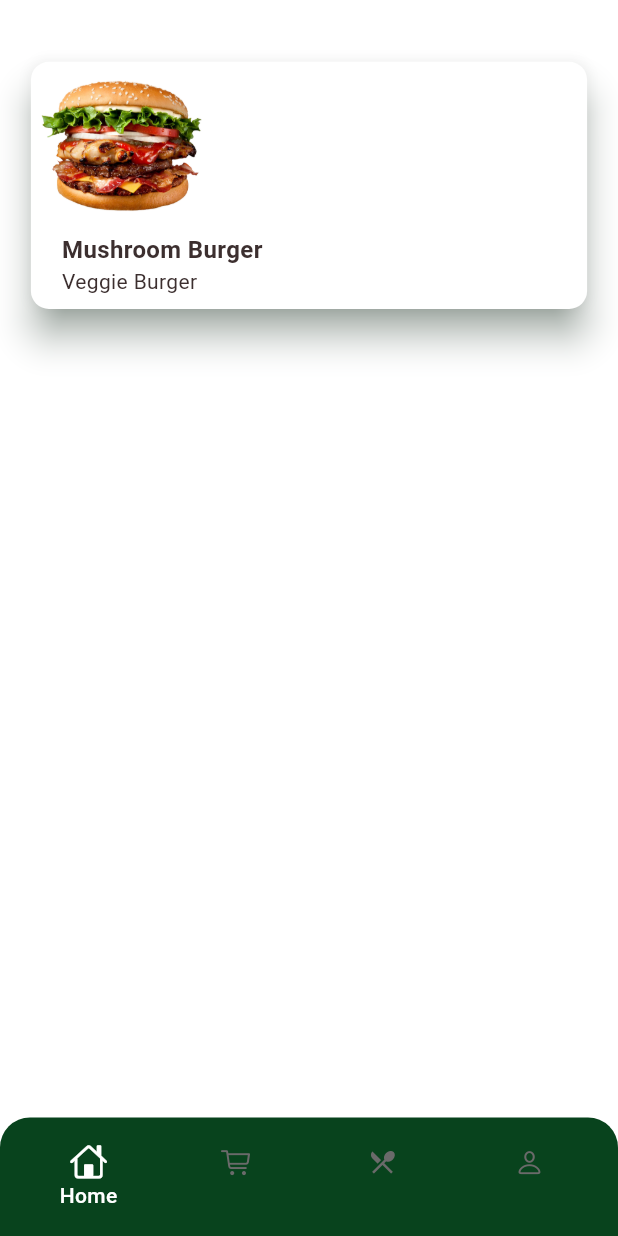
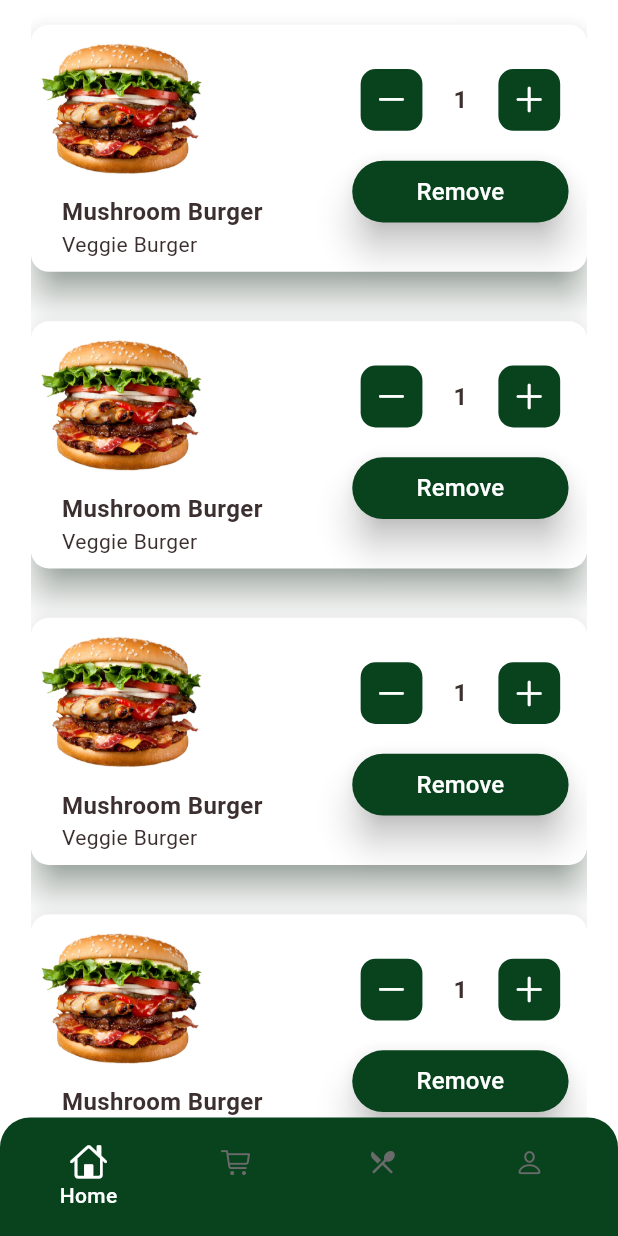
Before and after one commit to M-Waleed-Elsherbeny/Hungry-App, a Flutter app: the screen it shows after launch, swiped to page 2, on a phone screen of 412 x 824 dp. Run offline on Flutter 3.47's test engine with Material 3 defaults, Android fonts, the phone set to English and light mode, and no system bars; our stand-ins replace flutter_svg, google_fonts.

Commit message:
Finished Cart Screen UI

```diff
--- a/lib/features/cart/view/cart_view.dart
+++ b/lib/features/cart/view/cart_view.dart
@@ -1,8 +1,12 @@
+import 'package:flutter/cupertino.dart';
 import 'package:flutter/material.dart';
+import 'package:hungry_app/core/components/custom_button.dart';
 import 'package:hungry_app/core/styles/assets/app_assets.dart';
 import 'package:hungry_app/core/styles/colors/app_colors.dart';
 import 'package:hungry_app/core/styles/fonts/app_text_style.dart';
 import 'package:hungry_app/core/utils/spacer.dart';
+import 'package:hungry_app/features/cart/widgets/custom_add_remove_buttons.dart';
+import 'package:hungry_app/features/cart/widgets/custom_cart_image_with_desc.dart';
 
 class CartView extends StatelessWidget {
   const CartView({super.key});
@@ -11,50 +15,62 @@ class CartView extends StatelessWidget {
   Widget build(BuildContext context) {
     double deviceHeight = MediaQuery.of(context).size.height;
     double deviceWidth = MediaQuery.of(context).size.width;
-    return SingleChildScrollView(
-      child: Padding(
-        padding: EdgeInsets.symmetric(horizontal: deviceWidth * 0.05),
+    return Padding(
+      padding: EdgeInsets.symmetric(horizontal: deviceWidth * 0.05),
+      child: SingleChildScrollView(
         child: Column(
-          mainAxisAlignment: MainAxisAlignment.spaceAround,
           children: [
-            Card(
-              margin: EdgeInsets.symmetric(vertical: deviceHeight * 0.05),
-              // surfaceTintColor: AppColors.kWhiteColor,
-              color: AppColors.kWhiteColor,
-              elevation: 10,
-              shadowColor: AppColors.kPrimaryColor,
+            ListView.builder(
+              shrinkWrap: true,
+              physics: const NeverScrollableScrollPhysics(),
+              itemCount: 4,
+              itemBuilder: (_, index) {
+                return Card(
+                  margin: EdgeInsets.only(
+                    top: deviceHeight * 0.02,
+                    bottom: deviceHeight * 0.02,
+                  ),
+                  color: AppColors.kWhiteColor,
+                  elevation: 10,
+                  shadowColor: AppColors.kPrimaryColor,
+                  child: Row(
+                    children: [
+                      const CustomCartImageWithDesc(
+                        image: AppAssets.mushroomBurger,
+                        title: "Mushroom Burger",
+                        description: "Veggie Burger",
+                      ),
+                      const Spacer(),
+                      CustomAddRemoveButtons(
+                        onTopRemoveButton: () {},
+                        onTapAddButton: () {},
+                        onTapMinusButton: () {},
+                        increaseValue: 1,
+                      ),
+                    ],
+                  ),
+                );
+              },
+            ),
+            // heightSpace(deviceHeight * 0.01),
+            Padding(
+              padding: EdgeInsets.symmetric(horizontal: deviceWidth * 0.05),
               child: Row(
                 children: [
                   Column(
                     crossAxisAlignment: CrossAxisAlignment.start,
                     children: [
-                      Image.asset(
-                        AppAssets.mushroomBurger,
-                        width: deviceWidth * 0.3,
-                      ),
-                      Padding(
-                        padding: EdgeInsets.symmetric(
-                          horizontal: deviceWidth * 0.05,
-                        ),
-                        child: Column(
-                          crossAxisAlignment: CrossAxisAlignment.start,
-                          children: [
-                            const Text(
-                              "Mushroom Burger",
-                              style: AppTextStyle.textBrown16W600,
-                            ),
-                            const Text(
-                              "Veggie Burger",
-                              style: AppTextStyle.textBrown14W400,
-                            ),
-                            heightSpace(deviceHeight * 0.01),
-                          ],
-                        ),
+                      const Text("Total", style: AppTextStyle.textBrown16W600),
+                      heightSpace(deviceHeight * 0.01),
+                      const Text(
+                        "\$ 18.99",
+                        style: AppTextStyle.textGreen20WBold,
                       ),
                     ],
                   ),
                   const Spacer(),
-                  const Column(children: []),
+                  CustomButton(title: "Checkout", onTap: () {}),
+                  heightSpace(deviceHeight * 0.2),
                 ],
               ),
             ),
--- /dev/null
+++ b/lib/features/cart/widgets/add_and_minus.dart
@@ -0,0 +1,26 @@
+import 'package:flutter/cupertino.dart';
+import 'package:hungry_app/core/styles/colors/app_colors.dart';
+
+class AddAndMinus extends StatelessWidget {
+  const AddAndMinus({super.key, this.icon, this.onPressed});
+  final IconData? icon;
+  final VoidCallback? onPressed;
+
+  @override
+  Widget build(BuildContext context) {
+    double deviceHeight = MediaQuery.of(context).size.height;
+    double deviceWidth = MediaQuery.of(context).size.width;
+    return GestureDetector(
+      onTap: onPressed,
+      child: Container(
+        width: deviceWidth * 0.1,
+        height: deviceHeight * 0.05,
+        decoration: BoxDecoration(
+          color: AppColors.kPrimaryColor,
+          borderRadius: BorderRadius.circular(10),
+        ),
+        child: Icon(icon, color: AppColors.kWhiteColor),
+      ),
+    );
+  }
+}
--- /dev/null
+++ b/lib/features/cart/widgets/custom_add_remove_buttons.dart
@@ -0,0 +1,45 @@
+import 'package:flutter/cupertino.dart';
+import 'package:flutter/material.dart';
+import 'package:hungry_app/core/styles/fonts/app_text_style.dart';
+import 'package:hungry_app/core/utils/spacer.dart';
+import 'package:hungry_app/features/cart/widgets/add_and_minus.dart';
+import 'package:hungry_app/features/cart/widgets/custom_cart_button.dart';
+
+class CustomAddRemoveButtons extends StatelessWidget {
+  const CustomAddRemoveButtons({
+    super.key,
+    required this.onTopRemoveButton,
+    required this.onTapAddButton,
+    required this.onTapMinusButton,
+    required this.increaseValue,
+  });
+  final VoidCallback onTopRemoveButton, onTapAddButton, onTapMinusButton;
+  final int increaseValue;
+
+  @override
+  Widget build(BuildContext context) {
+    double deviceHeight = MediaQuery.of(context).size.height;
+    double deviceWidth = MediaQuery.of(context).size.width;
+    return Padding(
+      padding: EdgeInsets.only(right: deviceWidth * 0.03),
+      child: Column(
+        children: [
+          Row(
+            children: [
+              AddAndMinus(
+                icon: CupertinoIcons.minus,
+                onPressed: onTapMinusButton,
+              ),
+              widthSpace(deviceWidth * 0.05),
+              Text("$increaseValue", style: AppTextStyle.textBrown16W600),
+              widthSpace(deviceWidth * 0.05),
+              AddAndMinus(icon: CupertinoIcons.plus, onPressed: onTapAddButton),
+            ],
+          ),
+          heightSpace(deviceHeight * 0.02),
+          CustomCartButton(onPressed: onTopRemoveButton),
+        ],
+      ),
+    );
+  }
+}
--- /dev/null
+++ b/lib/features/cart/widgets/custom_cart_button.dart
@@ -0,0 +1,26 @@
+import 'package:flutter/material.dart';
+import 'package:hungry_app/core/styles/colors/app_colors.dart';
+import 'package:hungry_app/core/styles/fonts/app_text_style.dart';
+
+class CustomCartButton extends StatelessWidget {
+  const CustomCartButton({super.key, required this.onPressed});
+  final VoidCallback onPressed;
+
+  @override
+  Widget build(BuildContext context) {
+    double deviceWidth = MediaQuery.of(context).size.width;
+    double deviceHeight = MediaQuery.of(context).size.height;
+    return ElevatedButton(
+      onPressed: onPressed,
+      style: ElevatedButton.styleFrom(
+        backgroundColor: AppColors.kPrimaryColor,
+        shape: RoundedRectangleBorder(borderRadius: BorderRadius.circular(50)),
+        alignment: Alignment.center,
+        elevation: 10,
+        minimumSize: Size(deviceWidth * 0.35, deviceHeight * 0.05),
+        // minimumSize: const Size(150, 50),
+      ),
+      child: const Text("Remove", style: AppTextStyle.textWhite16W500),
+    );
+  }
+}
--- /dev/null
+++ b/lib/features/cart/widgets/custom_cart_image_with_desc.dart
@@ -0,0 +1,36 @@
+import 'package:flutter/material.dart';
+import 'package:hungry_app/core/styles/fonts/app_text_style.dart';
+import 'package:hungry_app/core/utils/spacer.dart';
+
+class CustomCartImageWithDesc extends StatelessWidget {
+  const CustomCartImageWithDesc({
+    super.key,
+    required this.image,
+    required this.title,
+    required this.description,
+  });
+  final String image, title, description;
+
+  @override
+  Widget build(BuildContext context) {
+    double deviceHeight = MediaQuery.of(context).size.height;
+    double deviceWidth = MediaQuery.of(context).size.width;
+    return Column(
+      crossAxisAlignment: CrossAxisAlignment.start,
+      children: [
+        Image.asset(image, width: deviceWidth * 0.3),
+        Padding(
+          padding: EdgeInsets.symmetric(horizontal: deviceWidth * 0.05),
+          child: Column(
+            crossAxisAlignment: CrossAxisAlignment.start,
+            children: [
+              Text(title, style: AppTextStyle.textBrown16W600),
+              Text(description, style: AppTextStyle.textBrown14W400),
+              heightSpace(deviceHeight * 0.01),
+            ],
+          ),
+        ),
+      ],
+    );
+  }
+}
```
Also changed, not shown: 1 other file.
